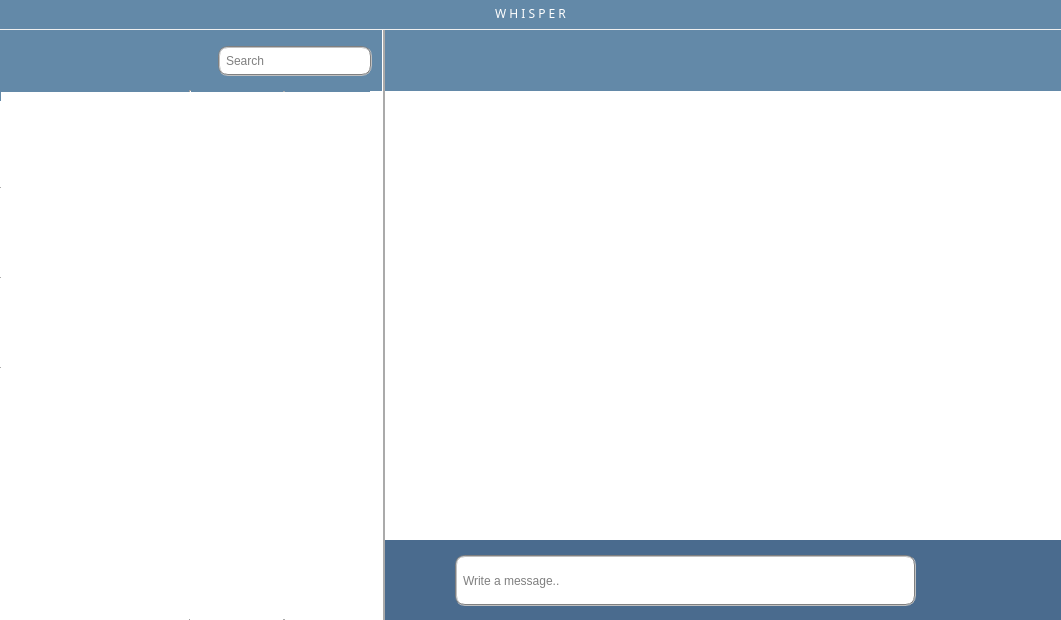
Old version of the form Client/client.ui in the repository a-mkrv/Chat.
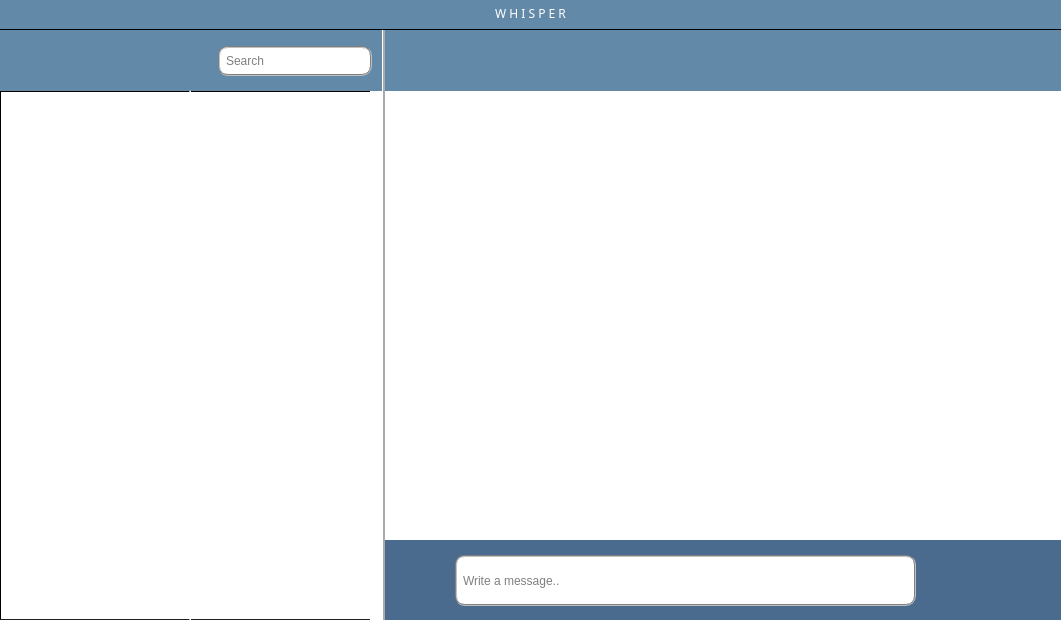
New version of the form. Icons and pictures are not drawn.

Commit message: Confirm window + Cover glass.

```diff
--- a/Client/client.ui
+++ b/Client/client.ui
@@ -1465,7 +1465,21 @@
      <number>2</number>
     </property>
    </widget>
+   <widget class="QPushButton" name="glass_button">
+    <property name="geometry">
+     <rect>
+      <x>-10</x>
+      <y>-10</y>
+      <width>1081</width>
+      <height>631</height>
+     </rect>
+    </property>
+    <property name="styleSheet">
+     <string notr="true">background-color: rgb(0, 0, 0, 130);</string>
+    </property>
+   </widget>
    <zorder>widget_2</zorder>
+   <zorder>glass_button</zorder>
    <zorder>line</zorder>
    <zorder>userList</zorder>
    <zorder>background_inder_list</zorder>
```
The commit also changes 13 other files.
